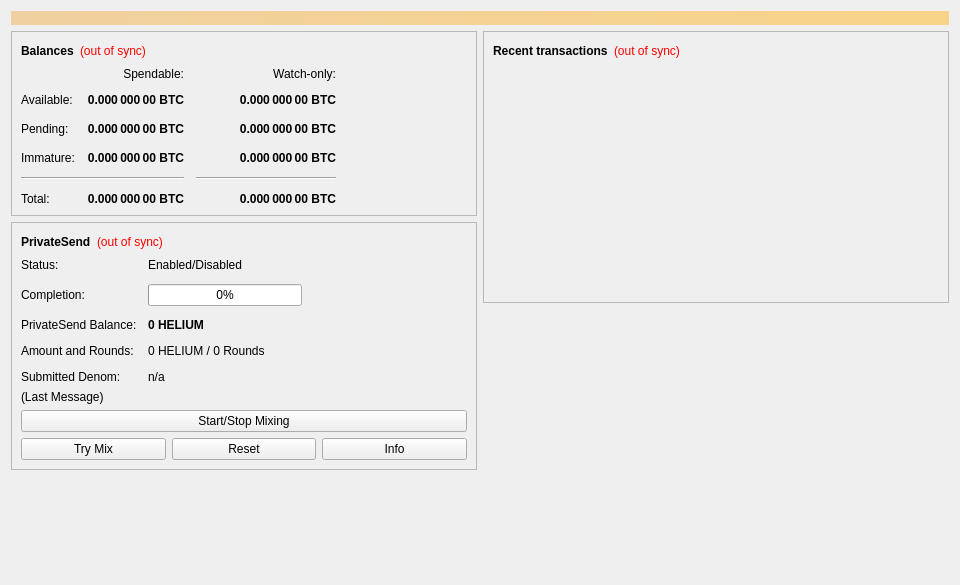
The window that src/qt/forms/overviewpage.ui (OluAgunloye/dash) describes before a commit, drawn with Qt 5.
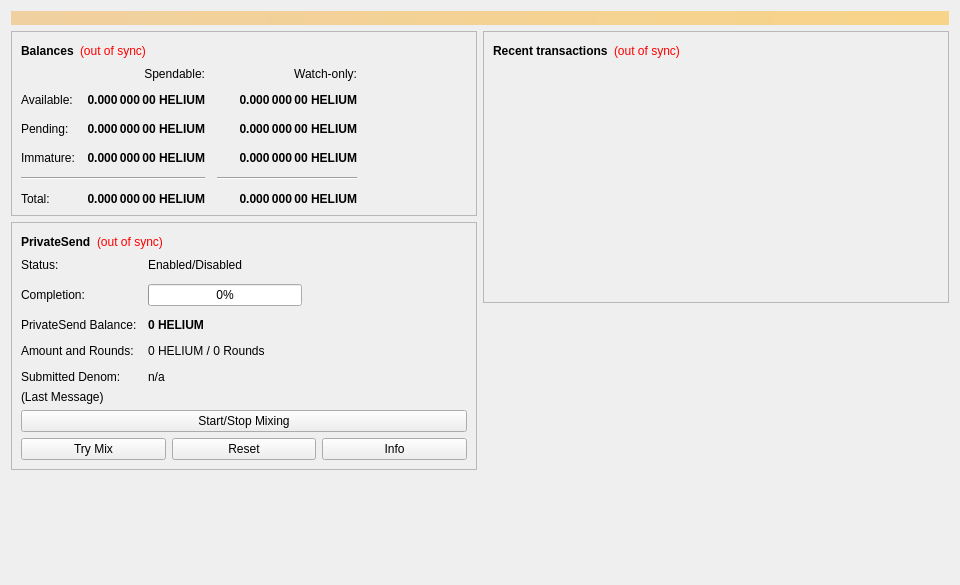
The same window after the commit.

Commit message: rebranding straggler

What changed in the file:
```diff
--- a/src/qt/forms/overviewpage.ui
+++ b/src/qt/forms/overviewpage.ui
@@ -115,7 +115,7 @@
                <string>Unconfirmed transactions to watch-only addresses</string>
               </property>
               <property name="text">
-               <string notr="true">0.000 000 00 BTC</string>
+               <string notr="true">0.000 000 00 HELIUM</string>
               </property>
               <property name="alignment">
                <set>Qt::AlignRight|Qt::AlignTrailing|Qt::AlignVCenter</set>
@@ -140,7 +140,7 @@
                <string>Total of transactions that have yet to be confirmed, and do not yet count toward the spendable balance</string>
               </property>
               <property name="text">
-               <string notr="true">0.000 000 00 BTC</string>
+               <string notr="true">0.000 000 00 HELIUM</string>
               </property>
               <property name="alignment">
                <set>Qt::AlignRight|Qt::AlignTrailing|Qt::AlignVCenter</set>
@@ -165,7 +165,7 @@
                <string>Mined balance in watch-only addresses that has not yet matured</string>
               </property>
               <property name="text">
-               <string notr="true">0.000 000 00 BTC</string>
+               <string notr="true">0.000 000 00 HELIUM</string>
               </property>
               <property name="alignment">
                <set>Qt::AlignRight|Qt::AlignTrailing|Qt::AlignVCenter</set>
@@ -223,7 +223,7 @@
                <string>Mined balance that has not yet matured</string>
               </property>
               <property name="text">
-               <string notr="true">0.000 000 00 BTC</string>
+               <string notr="true">0.000 000 00 HELIUM</string>
               </property>
               <property name="alignment">
                <set>Qt::AlignRight|Qt::AlignTrailing|Qt::AlignVCenter</set>
@@ -268,7 +268,7 @@
                <string>Your current total balance</string>
               </property>
               <property name="text">
-               <string notr="true">0.000 000 00 BTC</string>
+               <string notr="true">0.000 000 00 HELIUM</string>
               </property>
               <property name="alignment">
                <set>Qt::AlignRight|Qt::AlignTrailing|Qt::AlignVCenter</set>
@@ -293,7 +293,7 @@
                <string>Current total balance in watch-only addresses</string>
               </property>
               <property name="text">
-               <string notr="true">0.000 000 00 BTC</string>
+               <string notr="true">0.000 000 00 HELIUM</string>
               </property>
               <property name="alignment">
                <set>Qt::AlignRight|Qt::AlignTrailing|Qt::AlignVCenter</set>
@@ -335,7 +335,7 @@
                <string>Your current spendable balance</string>
               </property>
               <property name="text">
-               <string notr="true">0.000 000 00 BTC</string>
+               <string notr="true">0.000 000 00 HELIUM</string>
               </property>
               <property name="alignment">
                <set>Qt::AlignRight|Qt::AlignTrailing|Qt::AlignVCenter</set>
@@ -360,7 +360,7 @@
                <string>Your current balance in watch-only addresses</string>
               </property>
               <property name="text">
-               <string notr="true">0.000 000 00 BTC</string>
+               <string notr="true">0.000 000 00 HELIUM</string>
               </property>
               <property name="alignment">
                <set>Qt::AlignRight|Qt::AlignTrailing|Qt::AlignVCenter</set>
```
